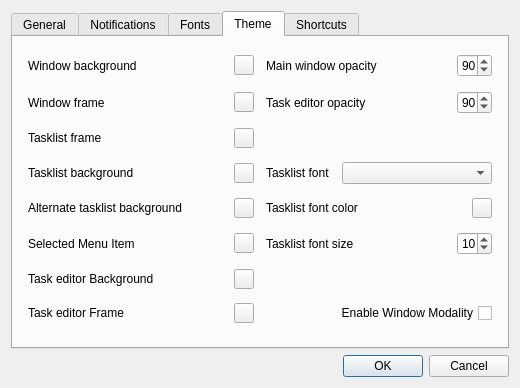
Qt form ui/settings.ui (middleofdreams/workload) before a commit.
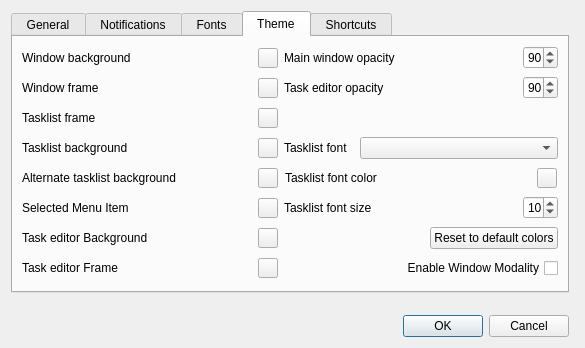
The same form after that commit. The open tabs and pages were chosen to show the change.

Commit message: improved color settings. Cancel will reset to previous settings

Patch:
```diff
--- a/ui/settings.ui
+++ b/ui/settings.ui
@@ -6,8 +6,8 @@
    <rect>
     <x>0</x>
     <y>0</y>
-    <width>520</width>
-    <height>388</height>
+    <width>585</width>
+    <height>348</height>
    </rect>
   </property>
   <property name="windowTitle">
@@ -29,12 +29,24 @@
    </item>
    <item row="0" column="0">
     <widget class="QTabWidget" name="tabWidget">
+     <property name="sizePolicy">
+      <sizepolicy hsizetype="Minimum" vsizetype="Minimum">
+       <horstretch>0</horstretch>
+       <verstretch>0</verstretch>
+      </sizepolicy>
+     </property>
+     <property name="minimumSize">
+      <size>
+       <width>0</width>
+       <height>0</height>
+      </size>
+     </property>
      <property name="currentIndex">
       <number>0</number>
      </property>
      <widget class="QWidget" name="generalTab">
       <attribute name="title">
-       <string>General</string>
+       <string> General </string>
       </attribute>
       <layout class="QFormLayout" name="formLayout">
        <property name="fieldGrowthPolicy">
@@ -165,7 +177,7 @@
      </widget>
      <widget class="QWidget" name="notificationsTab">
       <attribute name="title">
-       <string>Notifications</string>
+       <string> Notifications </string>
       </attribute>
       <layout class="QVBoxLayout" name="verticalLayout_2">
        <item>
@@ -286,7 +298,7 @@
      </widget>
      <widget class="QWidget" name="fontsTab">
       <attribute name="title">
-       <string>Fonts</string>
+       <string> Fonts </string>
       </attribute>
       <layout class="QGridLayout" name="gridLayout_5">
        <item row="1" column="0">
@@ -363,7 +375,7 @@
      </widget>
      <widget class="QWidget" name="themeTab">
       <attribute name="title">
-       <string>Theme</string>
+       <string> Theme </string>
       </attribute>
       <layout class="QGridLayout" name="gridLayout_4">
        <item row="0" column="0">
@@ -378,8 +390,8 @@
            </property>
            <property name="minimumSize">
             <size>
-             <width>200</width>
-             <height>0</height>
+             <width>230</width>
+             <height>24</height>
             </size>
            </property>
            <property name="maximumSize">
@@ -426,8 +438,8 @@
            </property>
            <property name="minimumSize">
             <size>
-             <width>200</width>
-             <height>0</height>
+             <width>230</width>
+             <height>24</height>
             </size>
            </property>
            <property name="maximumSize">
@@ -474,8 +486,8 @@
            </property>
            <property name="minimumSize">
             <size>
-             <width>200</width>
-             <height>0</height>
+             <width>230</width>
+             <height>24</height>
             </size>
            </property>
            <property name="maximumSize">
@@ -522,8 +534,8 @@
            </property>
            <property name="minimumSize">
             <size>
-             <width>200</width>
-             <height>0</height>
+             <width>230</width>
+             <height>24</height>
             </size>
            </property>
            <property name="maximumSize">
@@ -570,8 +582,8 @@
            </property>
            <property name="minimumSize">
             <size>
-             <width>200</width>
-             <height>0</height>
+             <width>230</width>
+             <height>24</height>
             </size>
            </property>
            <property name="maximumSize">
@@ -618,8 +630,8 @@
            </property>
            <property name="minimumSize">
             <size>
-             <width>200</width>
-             <height>0</height>
+             <width>230</width>
+             <height>24</height>
             </size>
            </property>
            <property name="maximumSize">
@@ -666,8 +678,8 @@
            </property>
            <property name="minimumSize">
             <size>
-             <width>200</width>
-             <height>0</height>
+             <width>230</width>
+             <height>24</height>
             </size>
            </property>
            <property name="maximumSize">
@@ -714,8 +726,8 @@
            </property>
            <property name="minimumSize">
             <size>
-             <width>200</width>
-             <height>0</height>
+             <width>230</width>
+             <height>24</height>
             </size>
            </property>
            <property name="maximumSize">
@@ -750,20 +762,16 @@
          </item>
         </layout>
        </item>
-       <item row="7" column="1">
-        <widget class="QCheckBox" name="diableModality">
-         <property name="layoutDirection">
-          <enum>Qt::RightToLeft</enum>
-         </property>
-         <property name="text">
-          <string>Enable Window Modality</string>
-         </property>
-        </widget>
-       </item>
        <item row="0" column="1">
         <layout class="QHBoxLayout" name="horizontalLayout_11">
          <item>
           <widget class="QLabel" name="label_18">
+           <property name="minimumSize">
+            <size>
+             <width>230</width>
+             <height>24</height>
+            </size>
+           </property>
            <property name="text">
             <string>Main window opacity</string>
            </property>
@@ -794,6 +802,12 @@
         <layout class="QHBoxLayout" name="horizontalLayout_8">
          <item>
           <widget class="QLabel" name="label_16">
+           <property name="minimumSize">
+            <size>
+             <width>230</width>
+             <height>24</height>
+            </size>
+           </property>
            <property name="text">
             <string>Task editor opacity</string>
            </property>
@@ -824,6 +838,12 @@
         <layout class="QHBoxLayout" name="horizontalLayout_2">
          <item>
           <widget class="QLabel" name="label_12">
+           <property name="minimumSize">
+            <size>
+             <width>0</width>
+             <height>24</height>
+            </size>
+           </property>
            <property name="maximumSize">
             <size>
              <width>70</width>
@@ -859,8 +879,8 @@
            </property>
            <property name="minimumSize">
             <size>
-             <width>200</width>
-             <height>0</height>
+             <width>245</width>
+             <height>24</height>
             </size>
            </property>
            <property name="maximumSize">
@@ -899,6 +919,12 @@
         <layout class="QHBoxLayout" name="horizontalLayout_9">
          <item>
           <widget class="QLabel" name="label_15">
+           <property name="minimumSize">
+            <size>
+             <width>0</width>
+             <height>24</height>
+            </size>
+           </property>
            <property name="text">
             <string>Tasklist font size</string>
            </property>
@@ -925,11 +951,63 @@
          </item>
         </layout>
        </item>
+       <item row="6" column="1">
+        <layout class="QHBoxLayout" name="horizontalLayout_13">
+         <item>
+          <spacer name="horizontalSpacer">
+           <property name="orientation">
+            <enum>Qt::Horizontal</enum>
+           </property>
+           <property name="sizeHint" stdset="0">
+            <size>
+             <width>40</width>
+             <height>20</height>
+            </size>
+           </property>
+          </spacer>
+         </item>
+         <item>
+          <widget class="QPushButton" name="resetToDefaults">
+           <property name="minimumSize">
+            <size>
+             <width>23</width>
+             <height>0</height>
+            </size>
+           </property>
+           <property name="maximumSize">
+            <size>
+             <width>150</width>
+             <height>16777215</height>
+            </size>
+           </property>
+           <property name="text">
+            <string>Reset to default colors</string>
+           </property>
+          </widget>
+         </item>
+        </layout>
+       </item>
+       <item row="7" column="1">
+        <widget class="QCheckBox" name="diableModality">
+         <property name="minimumSize">
+          <size>
+           <width>0</width>
+           <height>24</height>
+          </size>
+         </property>
+         <property name="layoutDirection">
+          <enum>Qt::RightToLeft</enum>
+         </property>
+         <property name="text">
+          <string>Enable Window Modality</string>
+         </property>
+        </widget>
+       </item>
       </layout>
      </widget>
      <widget class="QWidget" name="shortcutsTab">
       <attribute name="title">
-       <string>Shortcuts</string>
+       <string> Shortcuts </string>
       </attribute>
       <layout class="QFormLayout" name="formLayout_2">
        <property name="fieldGrowthPolicy">
@@ -953,6 +1031,32 @@
      </widget>
     </widget>
    </item>
+   <item row="1" column="0">
+    <spacer name="verticalSpacer_2">
+     <property name="orientation">
+      <enum>Qt::Vertical</enum>
+     </property>
+     <property name="sizeHint" stdset="0">
+      <size>
+       <width>20</width>
+       <height>40</height>
+      </size>
+     </property>
+    </spacer>
+   </item>
+   <item row="0" column="1">
+    <spacer name="horizontalSpacer_2">
+     <property name="orientation">
+      <enum>Qt::Horizontal</enum>
+     </property>
+     <property name="sizeHint" stdset="0">
+      <size>
+       <width>0</width>
+       <height>20</height>
+      </size>
+     </property>
+    </spacer>
+   </item>
   </layout>
  </widget>
  <resources/>
```
The commit also changes 6 other files.
